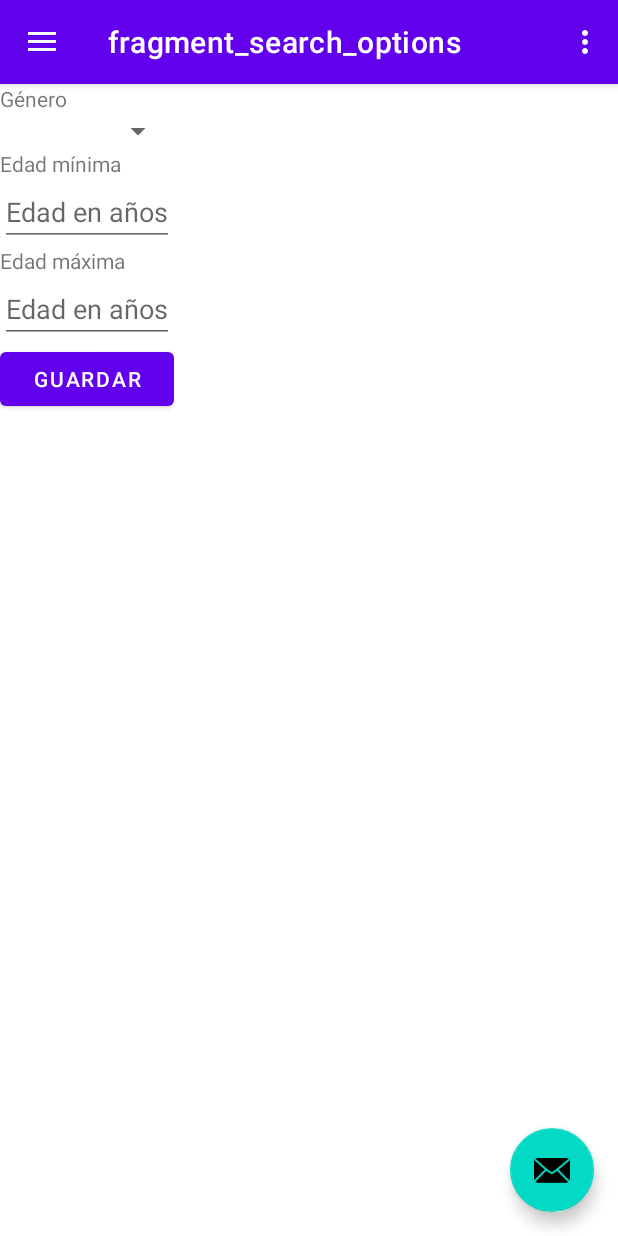
After one commit to davidrodri79/EneaMatch, an Android app: the searchOptionsFragment screen opened through its navigation route, on a phone screen of 412 x 824 dp. The commit adds this screen. Run offline under Robolectric (Android 15) with nearby library versions, the phone set to English and light mode, and no system bars; our stand-ins replace Firebase (no records; nobody signed in at launch, a user with empty details on screens opened directly), navigation-ui.

Commit message:
Pantalla de opciones de búsqueda WIP

```diff
--- a/app/src/main/java/com/example/eneamatch/AppViewModel.java
+++ b/app/src/main/java/com/example/eneamatch/AppViewModel.java
@@ -20,7 +20,9 @@ public class AppViewModel extends AndroidViewModel {
     }
 
     private Profile userProfile = null, viewingProfile = null;
-    private boolean profileRetrieved = false;
+    private Search userSearch = null;
+    private boolean profileRetrieved = false, searchRetrieved = false;
+
 
     public AppViewModel(@NonNull Application application)
     {
@@ -71,6 +73,46 @@ public class AppViewModel extends AndroidViewModel {
                 });
     }
 
+    public boolean isSearchRetrieved()
+    {
+        return searchRetrieved;
+    }
+
+    public Search getUserSearch()
+    {
+        return userSearch;
+    }
+
+    public void retrieveUserSearch()
+    {
+        FirebaseUser user = FirebaseAuth.getInstance().getCurrentUser();
+
+        DocumentReference docRef = FirebaseFirestore.getInstance().collection("searches").document(user.getUid());
+        docRef.get().addOnSuccessListener(new OnSuccessListener<DocumentSnapshot>() {
+            @Override
+            public void onSuccess(DocumentSnapshot documentSnapshot) {
+                userSearch = documentSnapshot.toObject(Search.class);
+                searchRetrieved = true;
+            }
+        });
+    }
+
+    public void setUserSearch(Search s)
+    {
+        userSearch = s;
+
+        FirebaseUser user = FirebaseAuth.getInstance().getCurrentUser();
+
+        FirebaseFirestore.getInstance().collection("searches")
+                .document(user.getUid()).set(userSearch)
+                .addOnSuccessListener(new OnSuccessListener<Void>() {
+                    @Override
+                    public void onSuccess(Void aVoid) {
+                        //navController.popBackStack();
+                    }
+                });
+    }
+
     public Profile getViewingProfile()
     {
         return viewingProfile;
--- a/app/src/main/java/com/example/eneamatch/MainActivity.java
+++ b/app/src/main/java/com/example/eneamatch/MainActivity.java
@@ -48,7 +48,7 @@ public class MainActivity extends AppCompatActivity {
         NavigationView navigationView = binding.navView;
         // Passing each menu ID as a set of Ids because each
         // menu should be considered as top level destinations.
-        mAppBarConfiguration = new AppBarConfiguration.Builder(R.id.searchFragment, R.id.profileFragment, R.id.signOutFragment)
+        mAppBarConfiguration = new AppBarConfiguration.Builder(R.id.searchFragment, R.id.profileFragment, R.id.searchOptionsFragment, R.id.signOutFragment)
                 .setOpenableLayout(drawer)
                 .build();
         NavController navController = Navigation.findNavController(this, R.id.nav_host_fragment_content_main);
--- /dev/null
+++ b/app/src/main/java/com/example/eneamatch/Search.java
@@ -0,0 +1,12 @@
+package com.example.eneamatch;
+
+public class Search {
+
+    public int minAge;
+    public int maxAge;
+    public int gender;
+
+    public Search()
+    {
+    }
+}
--- a/app/src/main/java/com/example/eneamatch/searchFragment.java
+++ b/app/src/main/java/com/example/eneamatch/searchFragment.java
@@ -55,6 +55,9 @@ public class searchFragment extends Fragment {
                 }
             });
 
+        if(!appViewModel.isSearchRetrieved())
+            appViewModel.retrieveUserSearch();
+
         RecyclerView postsRecyclerView = view.findViewById(R.id.postsRecyclerView);
 
         Query query = FirebaseFirestore.getInstance().collection("profiles").limit(50);
--- /dev/null
+++ b/app/src/main/java/com/example/eneamatch/searchOptionsFragment.java
@@ -0,0 +1,66 @@
+package com.example.eneamatch;
+
+import android.os.Bundle;
+
+import androidx.annotation.NonNull;
+import androidx.annotation.Nullable;
+import androidx.fragment.app.Fragment;
+import androidx.lifecycle.ViewModelProvider;
+import androidx.navigation.NavController;
+import androidx.navigation.Navigation;
+
+import android.view.LayoutInflater;
+import android.view.View;
+import android.view.ViewGroup;
+import android.widget.EditText;
+
+import com.bumptech.glide.Glide;
+
+public class searchOptionsFragment extends Fragment {
+
+    AppViewModel appViewModel;
+    NavController navController;
+    EditText minAgeEditText, maxAgeEditText;
+
+    Search userSearch = null;
+
+
+
+    @Override
+    public View onCreateView(LayoutInflater inflater, ViewGroup container,
+                             Bundle savedInstanceState) {
+        // Inflate the layout for this fragment
+        return inflater.inflate(R.layout.fragment_search_options, container, false);
+    }
+
+    @Override
+    public void onViewCreated(@NonNull View view, @Nullable Bundle savedInstanceState) {
+        super.onViewCreated(view, savedInstanceState);
+
+        appViewModel = new ViewModelProvider(requireActivity()).get(AppViewModel.class);
+
+        navController = Navigation.findNavController(view);  // <-----------------
+
+        minAgeEditText = view.findViewById(R.id.minAgeEditText);
+        minAgeEditText = view.findViewById(R.id.maxAgeEditText);
+
+        if(appViewModel.isProfileRetrieved())
+        {
+            userSearch = appViewModel.getUserSearch();
+
+            if(userSearch == null) {
+                userSearch = new Search();
+                //userSearch.uid = user.getUid();
+            }
+
+
+            minAgeEditText.setText("" + userSearch.minAge);
+            maxAgeEditText.setText("" + userSearch.maxAge);
+        }
+        else
+        {
+            userSearch = new Search();
+            //userProfile.uid = user.getUid();
+        }
+    }
+}
--- /dev/null
+++ b/app/src/main/res/layout/fragment_search_options.xml
@@ -0,0 +1,57 @@
+<?xml version="1.0" encoding="utf-8"?>
+
+<LinearLayout xmlns:android="http://schemas.android.com/apk/res/android"
+    android:layout_width="match_parent"
+    android:layout_height="match_parent"
+    xmlns:app="http://schemas.android.com/apk/res-auto"
+    android:orientation="vertical">
+    <ScrollView
+        android:layout_width="fill_parent"
+        android:layout_height="wrap_content">
+        <LinearLayout
+            android:layout_width="wrap_content"
+            android:layout_height="wrap_content"
+            android:orientation="vertical">
+
+
+            <TextView
+                android:layout_width="match_parent"
+                android:layout_height="wrap_content"
+                android:text="Género"/>
+            <!--EditText
+                android:id="@+id/genreEditText"
+                android:layout_width="match_parent"
+                android:layout_height="wrap_content"
+                android:hint="Hombre/Mujer/Otro"/-->
+            <Spinner
+                android:id="@+id/genreSpinner"
+                android:layout_width="match_parent"
+                android:layout_height="wrap_content" />
+            <TextView
+                android:layout_width="match_parent"
+                android:layout_height="wrap_content"
+                android:text="Edad mínima"/>
+            <EditText
+                android:id="@+id/minAgeEditText"
+                android:layout_width="match_parent"
+                android:layout_height="wrap_content"
+                android:hint="Edad en años"
+                android:inputType="number"/>
+            <TextView
+                android:layout_width="match_parent"
+                android:layout_height="wrap_content"
+                android:text="Edad máxima"/>
+            <EditText
+                android:id="@+id/maxAgeEditText"
+                android:layout_width="match_parent"
+                android:layout_height="wrap_content"
+                android:hint="Edad en años"
+                android:inputType="number"/>
+            <Button
+                android:id="@+id/saveProfileButton"
+                android:layout_width="match_parent"
+                android:layout_height="wrap_content"
+                android:text="Guardar"/>
+        </LinearLayout>
+    </ScrollView>
+</LinearLayout>
--- a/app/src/main/res/navigation/mobile_navigation.xml
+++ b/app/src/main/res/navigation/mobile_navigation.xml
@@ -36,4 +36,9 @@
         android:name="com.example.eneamatch.viewUserFragment"
         android:label="fragment_view_user"
         tools:layout="@layout/fragment_view_user" />
+    <fragment
+        android:id="@+id/searchOptionsFragment"
+        android:name="com.example.eneamatch.searchOptionsFragment"
+        android:label="fragment_search_options"
+        tools:layout="@layout/fragment_search_options" />
 </navigation>
```
